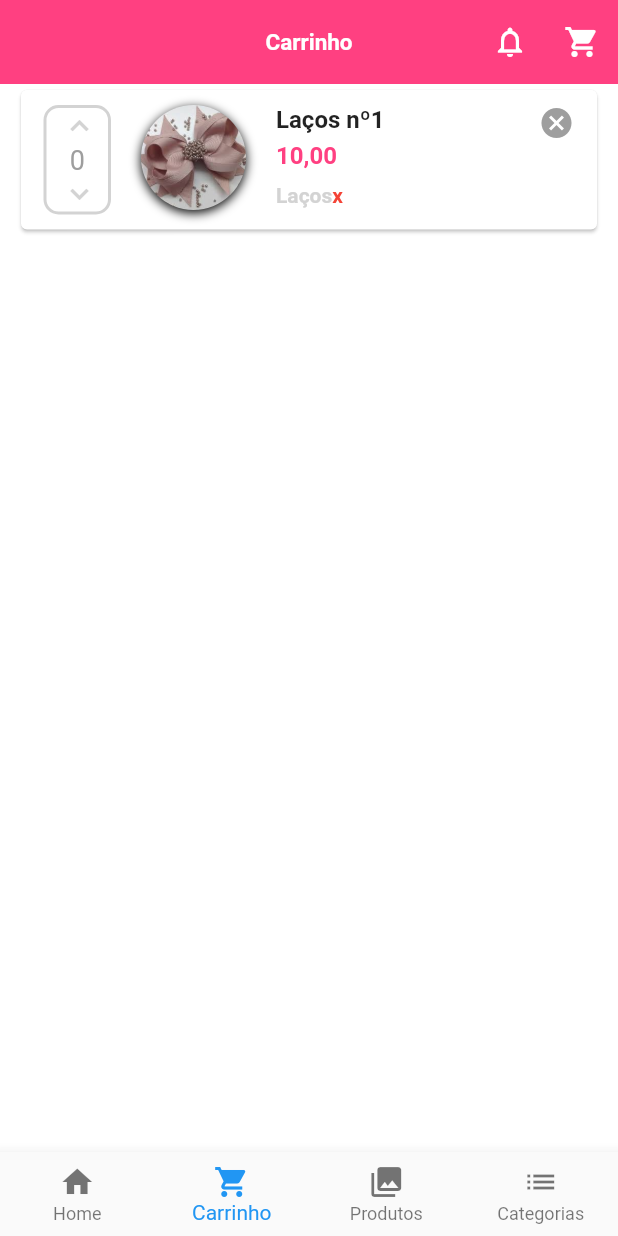
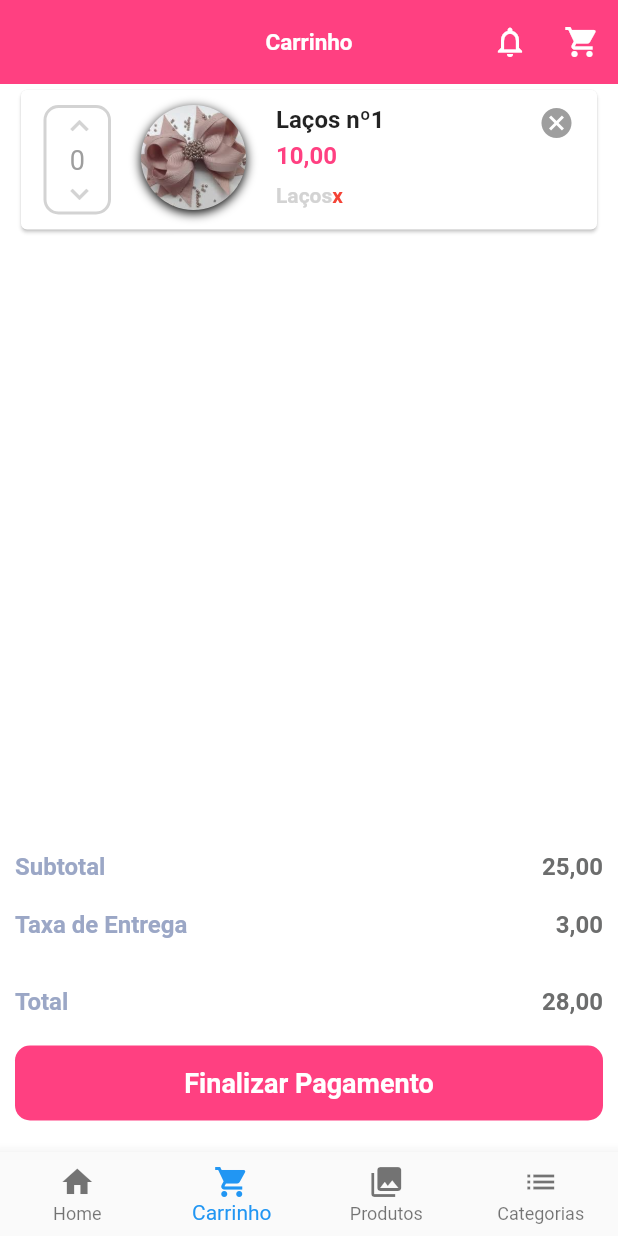
Before and after one commit to HervalMata/flutter_lacos, a Flutter app: the screen it shows after launch, item 2 of the bottom bar chosen, on a phone screen of 412 x 824 dp. Run offline on Flutter 3.47's test engine with Material 2 defaults, Android fonts, the phone set to English and light mode, and no system bars.

Commit message:
Totais Para Carrinho

```diff
--- a/lib/src/pages/cart_page.dart
+++ b/lib/src/pages/cart_page.dart
@@ -20,6 +20,116 @@ class _CartPageState extends State<CartPage> {
           CartCard(),
         ],
       ),
+      bottomNavigationBar: _TotalContainer(),
+    );
+  }
+
+  Widget _TotalContainer(){
+    return Container(
+      height: 200.0,
+      padding: EdgeInsets.only(
+        left: 10.0, right: 10.0,
+      ),
+      margin: EdgeInsets.only(top: 30.0),
+      child: Column(
+        children: <Widget> [
+          Row(
+            mainAxisSize: MainAxisSize.max,
+            mainAxisAlignment: MainAxisAlignment.spaceBetween,
+            children: <Widget> [
+              Text(
+                "Subtotal",
+                style: TextStyle(
+                  color: Color(0xFF9BA7C6),
+                  fontSize: 16.0,
+                  fontWeight: FontWeight.bold,
+                ),
+              ),
+              Text(
+                "25,00",
+                style: TextStyle(
+                  color: Color(0xFF6C6D6D),
+                  fontSize: 16.0,
+                  fontWeight: FontWeight.bold,
+                ),
+              ),
+            ],
+          ),
+          SizedBox(height: 10.0,),
+          SizedBox(height: 10.0,),
+          Row(
+            mainAxisSize: MainAxisSize.max,
+            mainAxisAlignment: MainAxisAlignment.spaceBetween,
+            children: <Widget> [
+              Text(
+                "Taxa de Entrega",
+                style: TextStyle(
+                  color: Color(0xFF9BA7C6),
+                  fontSize: 16.0,
+                  fontWeight: FontWeight.bold,
+                ),
+              ),
+              Text(
+                "3,00",
+                style: TextStyle(
+                  color: Color(0xFF6C6D6D),
+                  fontSize: 16.0,
+                  fontWeight: FontWeight.bold,
+                ),
+              ),
+            ],
+          ),
+          SizedBox(height: 10.0,),
+          SizedBox(height: 2.0,),
+          SizedBox(height: 20.0,),
+          Row(
+            mainAxisSize: MainAxisSize.max,
+            mainAxisAlignment: MainAxisAlignment.spaceBetween,
+            children: <Widget> [
+              Text(
+                "Total",
+                style: TextStyle(
+                  color: Color(0xFF9BA7C6),
+                  fontSize: 16.0,
+                  fontWeight: FontWeight.bold,
+                ),
+              ),
+              Text(
+                "28,00",
+                style: TextStyle(
+                  color: Color(0xFF6C6D6D),
+                  fontSize: 16.0,
+                  fontWeight: FontWeight.bold,
+                ),
+              ),
+            ],
+          ),
+          SizedBox(height: 20.0,),
+          GestureDetector(
+            onTap: (){
+
+            },
+            child: Container(
+              height: 50.0,
+              decoration: BoxDecoration(
+                color: Theme.of(context).primaryColor,
+                borderRadius: BorderRadius.circular(10.0),
+              ),
+              child: Center(
+                child: Text(
+                  "Finalizar Pagamento",
+                  style: TextStyle(
+                    color: Colors.white,
+                    fontSize: 18.0,
+                    fontWeight: FontWeight.bold,
+                  ),
+                ),
+              ),
+            ),
+          ),
+          SizedBox(height: 10.0,),
+        ],
+      ),
     );
   }
 }
```
